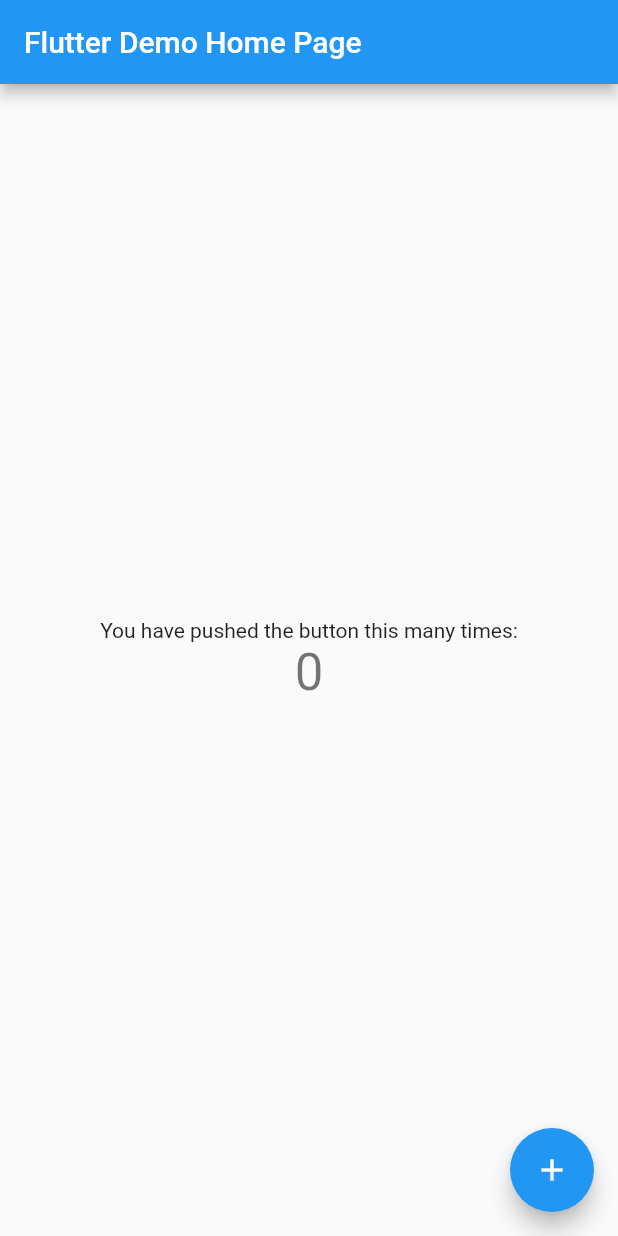
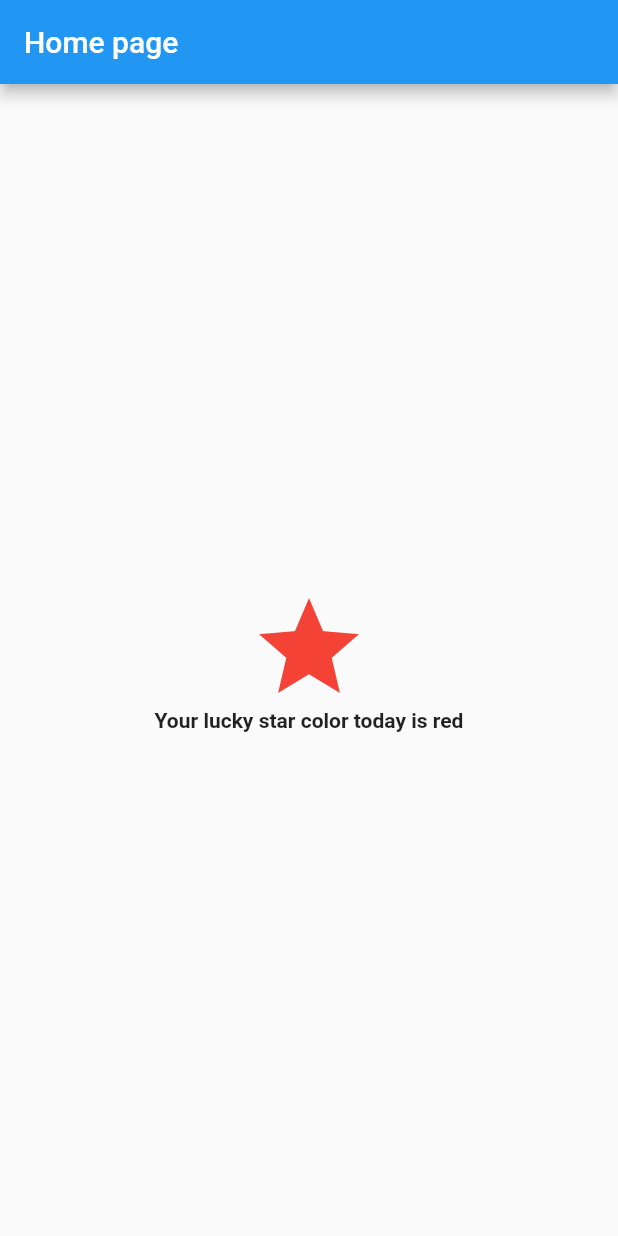
Before and after one commit to vuphuctho/colorfulStar, a Flutter app: the screen it shows after launch, on a phone screen of 412 x 824 dp. Run offline on Flutter 3.47's test engine with Material 2 defaults, Android fonts, the phone set to English and light mode, and no system bars.

Commit message:
home page with state

```diff
--- /dev/null
+++ b/lib/home_page.dart
@@ -0,0 +1,52 @@
+import 'dart:math';
+
+import 'package:flutter/material.dart';
+
+final Map<String, MaterialColor> starColors  = {
+  "blue": Colors.blue,
+  "green": Colors.green,
+  "red": Colors.red,
+  "yellow": Colors.yellow,
+  "orange": Colors.orange,
+  "pink": Colors.pink,
+  "purple": Colors.purple
+};
+
+class HomePage extends StatefulWidget {
+  @override
+  _HomePageState createState() => _HomePageState();
+}
+
+class _HomePageState extends State<HomePage> {
+  MaterialColor _starColor;
+  String _colorName;
+
+  @override
+  Widget build(BuildContext context) {
+    var rng = new Random();
+    int index = rng.nextInt(starColors.length);
+    _colorName = starColors.keys.elementAt(index);
+    _starColor = starColors.values.elementAt(index);
+
+    return Scaffold(
+      appBar: AppBar(
+        title: Text('Home page'),
+      ),
+      body: Center(
+        child: Column(
+          mainAxisAlignment: MainAxisAlignment.center,
+          children: <Widget> [
+            Icon(Icons.star,
+              color: _starColor,
+              size: 80.0,
+            ),
+            Text('Your lucky star color today is $_colorName',
+              style: TextStyle(fontWeight: FontWeight.bold),
+            )
+          ]
+        )
+      )
+    );
+  }
+
+}
--- a/lib/main.dart
+++ b/lib/main.dart
@@ -1,3 +1,4 @@
+import 'package:colorful_star/home_page.dart';
 import 'package:flutter/material.dart';
 
 void main() => runApp(MyApp());
@@ -20,92 +21,7 @@ class MyApp extends StatelessWidget {
         // is not restarted.
         primarySwatch: Colors.blue,
       ),
-      home: MyHomePage(title: 'Flutter Demo Home Page'),
+      home: HomePage(),
     );
   }
 }
-
-class MyHomePage extends StatefulWidget {
-  MyHomePage({Key key, this.title}) : super(key: key);
-
-  // This widget is the home page of your application. It is stateful, meaning
-  // that it has a State object (defined below) that contains fields that affect
-  // how it looks.
-
-  // This class is the configuration for the state. It holds the values (in this
-  // case the title) provided by the parent (in this case the App widget) and
-  // used by the build method of the State. Fields in a Widget subclass are
-  // always marked "final".
-
-  final String title;
-
-  @override
-  _MyHomePageState createState() => _MyHomePageState();
-}
-
-class _MyHomePageState extends State<MyHomePage> {
-  int _counter = 0;
-
-  void _incrementCounter() {
-    setState(() {
-      // This call to setState tells the Flutter framework that something has
-      // changed in this State, which causes it to rerun the build method below
-      // so that the display can reflect the updated values. If we changed
-      // _counter without calling setState(), then the build method would not be
-      // called again, and so nothing would appear to happen.
-      _counter++;
-    });
-  }
-
-  @override
-  Widget build(BuildContext context) {
-    // This method is rerun every time setState is called, for instance as done
-    // by the _incrementCounter method above.
-    //
-    // The Flutter framework has been optimized to make rerunning build methods
-    // fast, so that you can just rebuild anything that needs updating rather
-    // than having to individually change instances of widgets.
-    return Scaffold(
-      appBar: AppBar(
-        // Here we take the value from the MyHomePage object that was created by
-        // the App.build method, and use it to set our appbar title.
-        title: Text(widget.title),
-      ),
-      body: Center(
-        // Center is a layout widget. It takes a single child and positions it
-        // in the middle of the parent.
-        child: Column(
-          // Column is also a layout widget. It takes a list of children and
-          // arranges them vertically. By default, it sizes itself to fit its
-          // children horizontally, and tries to be as tall as its parent.
-          //
-          // Invoke "debug painting" (press "p" in the console, choose the
-          // "Toggle Debug Paint" action from the Flutter Inspector in Android
-          // Studio, or the "Toggle Debug Paint" command in Visual Studio Code)
-          // to see the wireframe for each widget.
-          //
-          // Column has various properties to control how it sizes itself and
-          // how it positions its children. Here we use mainAxisAlignment to
-          // center the children vertically; the main axis here is the vertical
-          // axis because Columns are vertical (the cross axis would be
-          // horizontal).
-          mainAxisAlignment: MainAxisAlignment.center,
-          children: <Widget>[
-            Text(
-              'You have pushed the button this many times:',
-            ),
-            Text(
-              '$_counter',
-              style: Theme.of(context).textTheme.display1,
-            ),
-          ],
-        ),
-      ),
-      floatingActionButton: FloatingActionButton(
-        onPressed: _incrementCounter,
-        tooltip: 'Increment',
-        child: Icon(Icons.add),
-      ), // This trailing comma makes auto-formatting nicer for build methods.
-    );
-  }
-}
```
